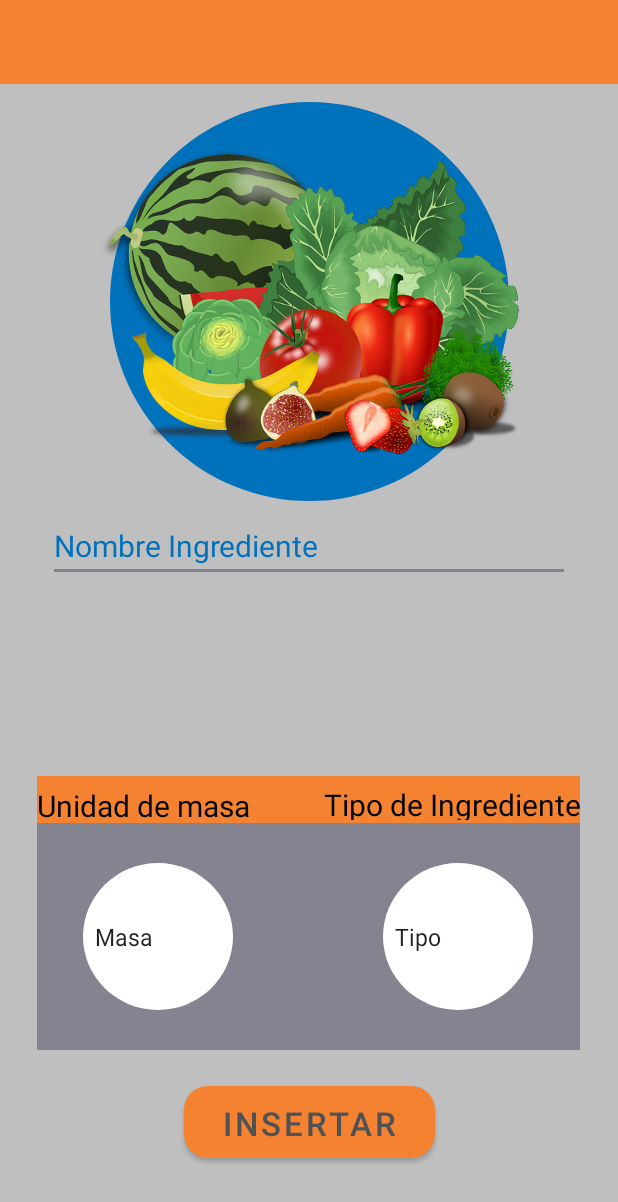
After one commit to AlbertLopezGit/cocinaparavagosapp, an Android app: the CreateIngredientesActivity screen opened directly, with no data from a screen before it, on a phone screen of 412 x 824 dp. The commit adds this screen. Shown: the top 1202 px of the screen. Run offline under Robolectric (Android 15) with nearby library versions, the phone set to English and light mode, and no system bars; our stand-ins replace Volley; network calls fail.

Commit message:
Creando sistema para insertar ingredientes Custom

```diff
--- a/app/src/main/AndroidManifest.xml
+++ b/app/src/main/AndroidManifest.xml
@@ -12,7 +12,9 @@
         android:supportsRtl="true"
         android:theme="@style/Theme.CocinaParaVagos"
         android:usesCleartextTraffic="true">
-        <activity android:name=".SpashUserValidation"></activity>
+        <activity android:name=".CustomBaseActivity"></activity>
+        <activity android:name=".CreateIngredientesActivity" />
+        <activity android:name=".SpashUserValidation" />
         <activity
             android:name=".recipes.RecipesDetail"
             android:screenOrientation="portrait" />
--- /dev/null
+++ b/app/src/main/java/com/albertlopez/cocinaparavagos/CreateIngredientesActivity.java
@@ -0,0 +1,126 @@
+package com.albertlopez.cocinaparavagos;
+
+import androidx.appcompat.app.AppCompatActivity;
+
+import android.os.Bundle;
+import android.view.View;
+import android.widget.AdapterView;
+import android.widget.ArrayAdapter;
+import android.widget.Button;
+import android.widget.EditText;
+import android.widget.Spinner;
+import android.widget.Toast;
+
+import com.albertlopez.cocinaparavagos.bbdd.IngredientCreator;
+import com.android.volley.RequestQueue;
+import com.android.volley.toolbox.Volley;
+
+public class CreateIngredientesActivity extends AppCompatActivity implements AdapterView.OnItemSelectedListener {
+
+    Button botonInsertar;
+    String medida,name,tipo;
+    EditText nombre;
+    IngredientCreator ingredientCreator;
+    RequestQueue requestQueue;
+
+    @Override
+    protected void onCreate(Bundle savedInstanceState) {
+        super.onCreate(savedInstanceState);
+        setContentView(R.layout.activity_create_ingredientes);
+        ocultarBarras();
+        name = "";
+        tipo = "";
+
+        ArrayAdapter<CharSequence> adapter2 = ArrayAdapter.createFromResource(this,R.array.tipoIngrediente, android.R.layout.simple_spinner_item);
+        ArrayAdapter<CharSequence> adapter = ArrayAdapter.createFromResource(this,R.array.pesos, android.R.layout.simple_spinner_item);
+
+        adapter2.setDropDownViewResource(android.R.layout.simple_spinner_dropdown_item);
+        adapter.setDropDownViewResource(android.R.layout.simple_spinner_dropdown_item);
+
+        Spinner spiner = findViewById(R.id.spinner);
+        Spinner spiner2 = findViewById(R.id.spinner2);
+
+        spiner.setTag("spinner");
+        spiner2.setTag("spinner2");
+
+
+        spiner2.setAdapter(adapter2);
+        spiner.setAdapter(adapter);
+
+        spiner.setOnItemSelectedListener(this);
+        spiner2.setOnItemSelectedListener(this);
+
+        botonInsertar = findViewById(R.id.insertarIngredienteCustom);
+        nombre = findViewById(R.id.nombreIngredienteCustom);
+        requestQueue = Volley.newRequestQueue(this);
+
+        botonInsertar.setOnClickListener(new View.OnClickListener() {
+            @Override
+            public void onClick(View v) {
+                name = nombre.getText().toString().trim();
+                ingredientCreator = new IngredientCreator();
+                if (!checkOptionsRegister(name,tipo,medida)) {
+                    return;
+                } else {
+                    ingredientCreator.createIngredientCustom(name,medida,tipo,requestQueue);
+                }
+            }
+        });
+
+    }
+
+    private boolean checkOptionsRegister(String name, String tipo,String medida) {
+        if (name.length() < 1) {
+            Toast.makeText(CreateIngredientesActivity.this,
+                    "El nombre no puede estar vacío ",Toast.LENGTH_SHORT)
+                    .show();
+            return false;
+        } else if (tipo.length() != 0 && tipo.equals("Tipo")) {
+            Toast.makeText(CreateIngredientesActivity.this,
+                    "Selecciona un Tipo de Ingrediente",Toast.LENGTH_SHORT)
+                    .show();
+            return false;
+        } else if (medida.length() != 0 && medida.equals("Masa")) {
+            Toast.makeText(CreateIngredientesActivity.this,
+                    "Selecciona un Tipo de Masa",Toast.LENGTH_SHORT)
+                    .show();
+            return false;
+        }
+        return true;
+    }
+
+    private void ocultarBarras(){
+        //Para esconder la barra superior
+        View decorView = getWindow().getDecorView();
+        int uiOptions = View.SYSTEM_UI_FLAG_IMMERSIVE_STICKY
+                | View.SYSTEM_UI_FLAG_LAYOUT_STABLE
+                | View.SYSTEM_UI_FLAG_LAYOUT_HIDE_NAVIGATION
+                | View.SYSTEM_UI_FLAG_LAYOUT_FULLSCREEN
+                | View.SYSTEM_UI_FLAG_FULLSCREEN;
+        decorView.setSystemUiVisibility(uiOptions);
+    }
+
+
+    @Override
+    public void onItemSelected(AdapterView<?> parent, View view, int position, long id) {
+
+        Spinner spiner = (Spinner)parent;
+        Spinner spiner2 = (Spinner)parent;
+        if(spiner.getId() == R.id.spinner)
+        {
+            medida = parent.getItemAtPosition(position).toString();
+
+        }
+        if(spiner2.getId() == R.id.spinner2)
+        {
+            tipo = parent.getItemAtPosition(position).toString();
+
+        }
+    }
+
+
+    @Override
+    public void onNothingSelected(AdapterView<?> parent) {
+
+    }
+}
--- a/app/src/main/java/com/albertlopez/cocinaparavagos/bbdd/Bbdd.java
+++ b/app/src/main/java/com/albertlopez/cocinaparavagos/bbdd/Bbdd.java
@@ -6,4 +6,6 @@ public class Bbdd {
     static public String ingredientes = "http://80.32.104.188:8220/ingredientes";
     static public String recetas = "http://80.32.104.188:8220/recetas";
     static public String recetasCantidades = "http://80.32.104.188:8220/relacionrecetaingrediente";
+    static public String ingredientesCustomGeneralImg = "http://80.32.104.188:8220/imatges/IngredientesCustomGeneral.png";
+    static public String ingredientesCustom = "http://80.32.104.188:8220/ingredientescustom";
 }
--- /dev/null
+++ b/app/src/main/res/layout/activity_create_ingredientes.xml
@@ -0,0 +1,162 @@
+<?xml version="1.0" encoding="utf-8"?>
+<androidx.constraintlayout.widget.ConstraintLayout xmlns:android="http://schemas.android.com/apk/res/android"
+    xmlns:app="http://schemas.android.com/apk/res-auto"
+    xmlns:tools="http://schemas.android.com/tools"
+    android:layout_width="match_parent"
+    android:layout_height="match_parent"
+    android:layout_gravity="center"
+    android:background="@color/grey_low"
+    android:foregroundGravity="center"
+    android:textAlignment="center"
+    app:layout_anchorGravity="center"
+    tools:context=".CreateIngredientesActivity">
+
+    <EditText
+        android:id="@+id/nombreIngredienteCustom"
+        android:layout_width="match_parent"
+        android:layout_height="wrap_content"
+        android:layout_marginStart="32dp"
+        android:layout_marginEnd="32dp"
+        android:ems="10"
+        android:hint="Nombre Ingrediente"
+        android:inputType="textPersonName"
+        android:maxLength="15"
+        android:textColorHint="#0072BC"
+        android:textSize="20dp"
+        app:layout_constraintEnd_toEndOf="parent"
+        app:layout_constraintHorizontal_bias="0.0"
+        app:layout_constraintStart_toStartOf="parent"
+        app:layout_constraintTop_toBottomOf="@+id/imageView9" />
+
+    <androidx.appcompat.widget.Toolbar
+        android:id="@+id/toolbar15"
+        android:layout_width="match_parent"
+        android:layout_height="wrap_content"
+        android:background="?attr/colorPrimary"
+        android:minHeight="?attr/actionBarSize"
+        android:theme="?attr/actionBarTheme"
+        app:layout_constraintEnd_toEndOf="parent"
+        app:layout_constraintStart_toStartOf="parent"
+        app:layout_constraintTop_toTopOf="parent" />
+
+    <androidx.appcompat.widget.Toolbar
+        android:id="@+id/toolbar17"
+        android:layout_width="362dp"
+        android:layout_height="31dp"
+        android:background="?attr/colorPrimary"
+        android:minHeight="?attr/actionBarSize"
+        android:theme="?attr/actionBarTheme"
+        app:layout_constraintBottom_toTopOf="@+id/toolbar16"
+        app:layout_constraintEnd_toEndOf="@+id/toolbar16"
+        app:layout_constraintHorizontal_bias="0.51"
+        app:layout_constraintStart_toStartOf="@+id/toolbar16" />
+
+    <androidx.appcompat.widget.Toolbar
+        android:id="@+id/toolbar16"
+        android:layout_width="362dp"
+        android:layout_height="151dp"
+        android:layout_marginBottom="124dp"
+        android:background="@color/grey"
+        android:minHeight="?attr/actionBarSize"
+        android:theme="?attr/actionBarTheme"
+        app:layout_constraintBottom_toBottomOf="parent"
+        app:layout_constraintEnd_toEndOf="parent"
+        app:layout_constraintHorizontal_bias="0.489"
+        app:layout_constraintStart_toStartOf="parent" />
+
+    <ImageView
+        android:id="@+id/imageView9"
+        android:layout_width="266dp"
+        android:layout_height="278dp"
+        app:layout_constraintBottom_toBottomOf="@+id/imageView7"
+        app:layout_constraintEnd_toEndOf="parent"
+        app:layout_constraintStart_toStartOf="parent"
+        app:layout_constraintTop_toBottomOf="@+id/toolbar15"
+        app:srcCompat="@drawable/button_redondo" />
+
+    <ImageView
+        android:id="@+id/imageView7"
+        android:layout_width="280dp"
+        android:layout_height="289dp"
+        app:layout_constraintEnd_toEndOf="parent"
+        app:layout_constraintStart_toStartOf="parent"
+        app:layout_constraintTop_toBottomOf="@+id/toolbar15"
+        app:srcCompat="@drawable/vegetable" />
+
+    <TextView
+        android:id="@+id/textView2"
+        android:layout_width="186dp"
+        android:layout_height="24dp"
+        android:text="Unidad de masa"
+        android:textColor="@color/black"
+        android:textSize="20sp"
+        app:layout_constraintBottom_toBottomOf="@+id/toolbar17"
+        app:layout_constraintEnd_toEndOf="@+id/toolbar17"
+        app:layout_constraintHorizontal_bias="0.0"
+        app:layout_constraintStart_toStartOf="@+id/toolbar17"
+        app:layout_constraintTop_toTopOf="@+id/toolbar17"
+        app:layout_constraintVertical_bias="0.857" />
+
+    <TextView
+        android:id="@+id/textView4"
+        android:layout_width="186dp"
+        android:layout_height="24dp"
+        android:text="Tipo de Ingrediente"
+        android:textAlignment="textEnd"
+        android:textColor="@color/black"
+        android:textSize="20sp"
+        app:layout_constraintBottom_toBottomOf="@+id/toolbar17"
+        app:layout_constraintEnd_toEndOf="@+id/toolbar17"
+        app:layout_constraintHorizontal_bias="1.0"
+        app:layout_constraintStart_toStartOf="@+id/toolbar17"
+        app:layout_constraintTop_toTopOf="@+id/toolbar17"
+        app:layout_constraintVertical_bias="0.714" />
+
+    <Button
+        android:id="@+id/insertarIngredienteCustom"
+        android:layout_width="167dp"
+        android:layout_height="48dp"
+        android:layout_marginTop="24dp"
+        android:background="@drawable/button_redondeado"
+        android:text="Insertar"
+        android:textColor="#4F5254"
+        android:textSize="22dp"
+        app:layout_constraintEnd_toEndOf="parent"
+        app:layout_constraintStart_toStartOf="parent"
+        app:layout_constraintTop_toBottomOf="@+id/toolbar16" />
+
+    <Spinner
+        android:id="@+id/spinner2"
+        android:layout_width="wrap_content"
+        android:layout_height="98dp"
+        android:background="@drawable/button_redondo"
+        android:backgroundTint="#FFFFFF"
+        android:foregroundGravity="center"
+        android:spinnerMode="dropdown"
+        android:textAlignment="center"
+        app:flow_horizontalAlign="center"
+        app:flow_verticalAlign="center"
+        app:layout_constraintBottom_toBottomOf="@+id/toolbar16"
+        app:layout_constraintEnd_toEndOf="@+id/toolbar16"
+        app:layout_constraintHorizontal_bias="0.881"
+        app:layout_constraintStart_toStartOf="@+id/toolbar16"
+        app:layout_constraintTop_toBottomOf="@+id/toolbar17" />
+
+    <Spinner
+        android:id="@+id/spinner"
+        android:layout_width="wrap_content"
+        android:layout_height="98dp"
+        android:background="@drawable/button_redondo"
+        android:backgroundTint="#FFFFFF"
+        android:foregroundGravity="center"
+        android:spinnerMode="dropdown"
+        android:textAlignment="center"
+        app:flow_horizontalAlign="center"
+        app:flow_verticalAlign="center"
+        app:layout_constraintBottom_toBottomOf="@+id/toolbar16"
+        app:layout_constraintEnd_toEndOf="@+id/toolbar16"
+        app:layout_constraintHorizontal_bias="0.118"
+        app:layout_constraintStart_toStartOf="@+id/toolbar16"
+        app:layout_constraintTop_toBottomOf="@+id/toolbar17" />
+
+</androidx.constraintlayout.widget.ConstraintLayout>
--- a/app/src/main/res/values/strings.xml
+++ b/app/src/main/res/values/strings.xml
@@ -2,4 +2,24 @@
     <string name="app_name">CocinaParaVagos</string>
     <string name="navigation_drawer_open">Abrir menu de navegacion</string>
     <string name="navigation_drawer_close">Abrir menu de navegacion</string>
+    <string-array name="pesos">
+        <item>Masa</item>
+        <item>Gramos</item>
+        <item>Mililitros</item>
+        <item>Unidades</item>
+    </string-array>
+
+    <string-array name="tipoIngrediente">
+        <item>Tipo</item>
+        <item>Carne</item>
+        <item>Pescado</item>
+        <item>Lacteos</item>
+        <item>Cereales</item>
+        <item>Huevos</item>
+        <item>Verduras</item>
+        <item>Frutas</item>
+        <item>Legúmbres</item>
+        <item>Especias</item>
+        <item>Salsas</item>
+    </string-array>
 </resources>
```
Also changed, not shown: app/src/main/java/com/albertlopez/cocinaparavagos/CustomBaseActivity.java (added, +57 -0 lines), app/src/main/java/com/albertlopez/cocinaparavagos/MainActivity.java (+18 -2 lines), app/src/main/java/com/albertlopez/cocinaparavagos/bbdd/IngredientCreator.java (added, +75 -0 lines), app/src/main/res/layout/activity_custom_base.xml (added, +57 -0 lines), app/src/main/res/layout/activity_main.xml (+15 -0 lines), app/src/main/res/drawable/iconologoversionEDITAR.png (added), app/src/main/res/drawable/iconologoversioneditar2.png (added), app/src/main/res/drawable/vegetable.png (added).
